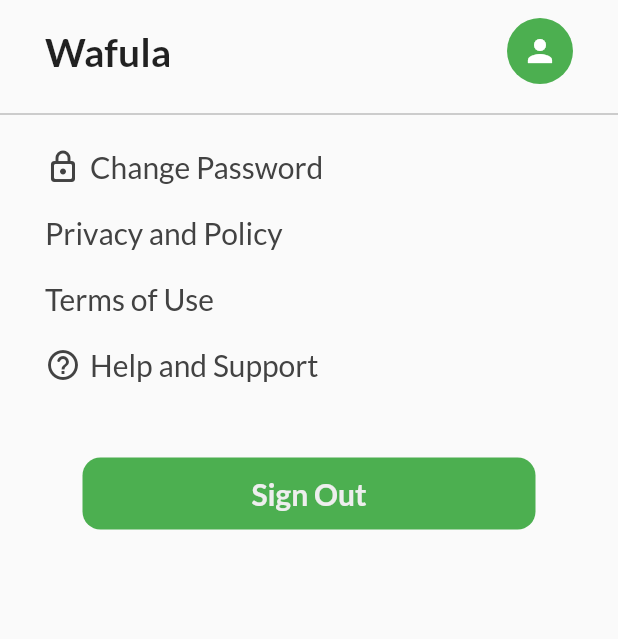
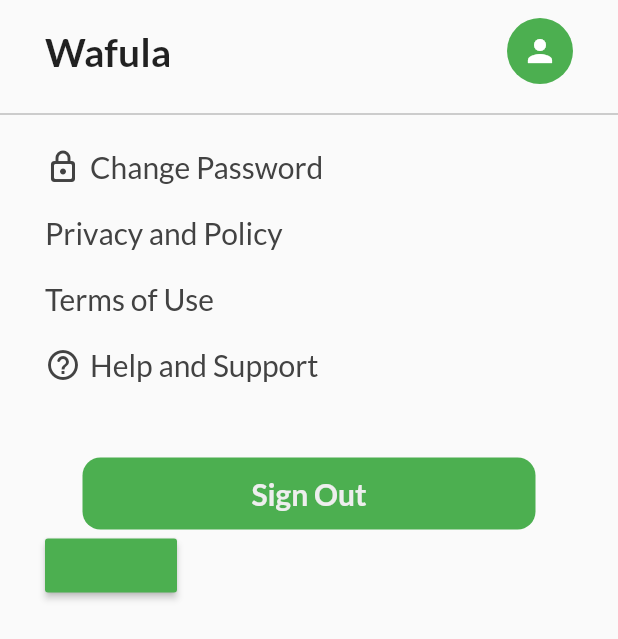
Before and after one commit to Mavene1/digi-farm, a Flutter app: the SettingsPage screen opened directly, on a phone screen of 412 x 824 dp. Shown: the top 639 px of the screen. Run offline on Flutter 3.47's test engine with Material 2 defaults, Android fonts, the phone set to English and light mode, and no system bars; our stand-ins replace curved_navigation_bar, google_fonts, supabase_flutter, syncfusion_flutter_datagrid; missing offline and left inert: d_chart; accounts and stored records are empty; network calls fail.

Commit message:
refining ui

```diff
--- a/lib/auth/auth_page.dart
+++ b/lib/auth/auth_page.dart
@@ -1,6 +1,8 @@
 import 'package:flutter/material.dart';
-import '../pages/login.dart';
-import '../pages/register_page.dart';
+
+import '../pages_auth/login.dart';
+import '../pages_auth/register_page.dart';
+
 
 class AuthPage extends StatefulWidget {
   const AuthPage({super.key});
--- a/lib/pages/contact_page.dart
+++ b/lib/screens/contacts/contact_page.dart
@@ -1,5 +1,5 @@
 import 'package:d_chart/d_chart.dart';
-import 'package:digi_farmers/util/barchart.dart';
+
 import 'package:flutter/material.dart';
 import 'package:google_fonts/google_fonts.dart';
 
--- a/lib/util/balance.dart
+++ b/lib/screens/home/widgets/balance.dart
@@ -31,7 +31,7 @@ class _BalanceState extends State<Balance> {
                   width: 10,
                 ),
                 Text(
-                  'Ksh',
+                  'Kg',
                   style: GoogleFonts.lato(
                     color: Colors.black,
                     fontSize: 20,
--- a/lib/pages/settings_page.dart
+++ b/lib/screens/settings/settings_page.dart
@@ -1,3 +1,4 @@
+import 'package:digi_farmers/services/db_service.dart';
 import 'package:flutter/material.dart';
 import 'package:google_fonts/google_fonts.dart';
 import 'package:supabase_flutter/supabase_flutter.dart';
@@ -10,6 +11,7 @@ class SettingsPage extends StatefulWidget {
 }
 
 class _SettingsPageState extends State<SettingsPage> {
+  DatabaseService databaseService = DatabaseService();
   @override
   Widget build(BuildContext context) {
     return Scaffold(
@@ -58,7 +60,13 @@ class _SettingsPageState extends State<SettingsPage> {
             child: Column(
               crossAxisAlignment: CrossAxisAlignment.start,
               children: [
-                Row(
+                InkWell(
+                  borderRadius: BorderRadius.circular(10),
+                  highlightColor: Colors.green,
+                  onTap: () {
+                    //print('tap detected');
+                  },
+                  child: Row(
                     children: [
                       Icon(
                         Icons.lock_outline_rounded,
@@ -72,22 +80,51 @@ class _SettingsPageState extends State<SettingsPage> {
                               fontSize: 20, color: Colors.grey[800])),
                     ],
                   ),
+                ),
                 const SizedBox(
                   height: 20,
                 ),
+                InkWell(
+                  borderRadius: BorderRadius.circular(10),
+                  highlightColor: Colors.green,
+                  onTap: () {
+                    //print('tappings');
+                  },
+                  child: Row(
+                    children: [
                       Text('Privacy and Policy',
                           style: GoogleFonts.lato(
                               fontSize: 20, color: Colors.grey[800])),
+                    ],
+                  ),
+                ),
                 const SizedBox(
                   height: 20,
                 ),
+                InkWell(
+                  borderRadius: BorderRadius.circular(10),
+                  highlightColor: Colors.green,
+                  onTap: () {
+                    //print('detected');
+                  },
+                  child: Row(
+                    children: [
                       Text('Terms of Use',
                           style: GoogleFonts.lato(
                               fontSize: 20, color: Colors.grey[800])),
+                    ],
+                  ),
+                ),
                 const SizedBox(
                   height: 20,
                 ),
-                Row(
+                InkWell(
+                  borderRadius: BorderRadius.circular(10),
+                  highlightColor: Colors.green,
+                  onTap: () {
+                    //print('tap');
+                  },
+                  child: Row(
                     children: [
                       Icon(Icons.help_outline_rounded, color: Colors.grey[800]),
                       const SizedBox(
@@ -98,6 +135,7 @@ class _SettingsPageState extends State<SettingsPage> {
                               fontSize: 20, color: Colors.grey[800])),
                     ],
                   ),
+                ),
                 const SizedBox(
                   height: 50,
                 ),
@@ -106,6 +144,7 @@ class _SettingsPageState extends State<SettingsPage> {
                   child: GestureDetector(
                     onTap: () async {
                       await Supabase.instance.client.auth.signOut();
+                      Supabase.instance.client.auth.currentUser == null;
                     },
                     child: Container(
                       padding: const EdgeInsets.all(12.0),
@@ -125,6 +164,20 @@ class _SettingsPageState extends State<SettingsPage> {
                     ),
                   ),
                 ),
+                // FutureBuilder(
+                //     future: databaseService.fetchData(),
+                //     builder: (context, snapshot) {
+                //       if (snapshot.hasData) {
+                //         return ListView();
+                //       }
+                //       return Container();
+                //     }),
+                MaterialButton(
+                  onPressed: () {
+                    databaseService.fetchData();
+                  },
+                  color: Colors.green,
+                ),
               ],
             ),
           )
--- a/pubspec.yaml
+++ b/pubspec.yaml
@@ -22,6 +22,8 @@ dependencies:
   google_fonts: ^3.0.1
   syncfusion_flutter_datagrid: ^20.3.59
   d_chart: ^1.0.0
+  shared_preferences: ^2.0.15
+  provider: ^6.0.4
 
 dev_dependencies:
   flutter_test:
```
Also changed, not shown: lib/main.dart (+7 -16 lines), lib/pages_auth/layout_page.dart (renamed from lib/pages/layout_page.dart, +8 -3 lines), lib/pages_auth/login.dart (renamed from lib/pages/login.dart, +25 -4 lines), lib/pages_auth/register_page.dart (renamed from lib/pages/register_page.dart, +42 -6 lines), lib/screens/home/home_page.dart (renamed from lib/pages/home_page.dart, +22 -4 lines), lib/services/db_service.dart (added, +18 -0 lines), lib/pages_auth/forgot_pass_page.dart (renamed from lib/pages/forgot_pass_page.dart), lib/screens/home/widgets/barchart.dart (renamed from lib/util/barchart.dart), lib/screens/home/widgets/datagrid.dart (renamed from lib/util/datagrid.dart), pubspec.lock, 1 other file. Lines whose indentation alone changed are shown as unchanged.
